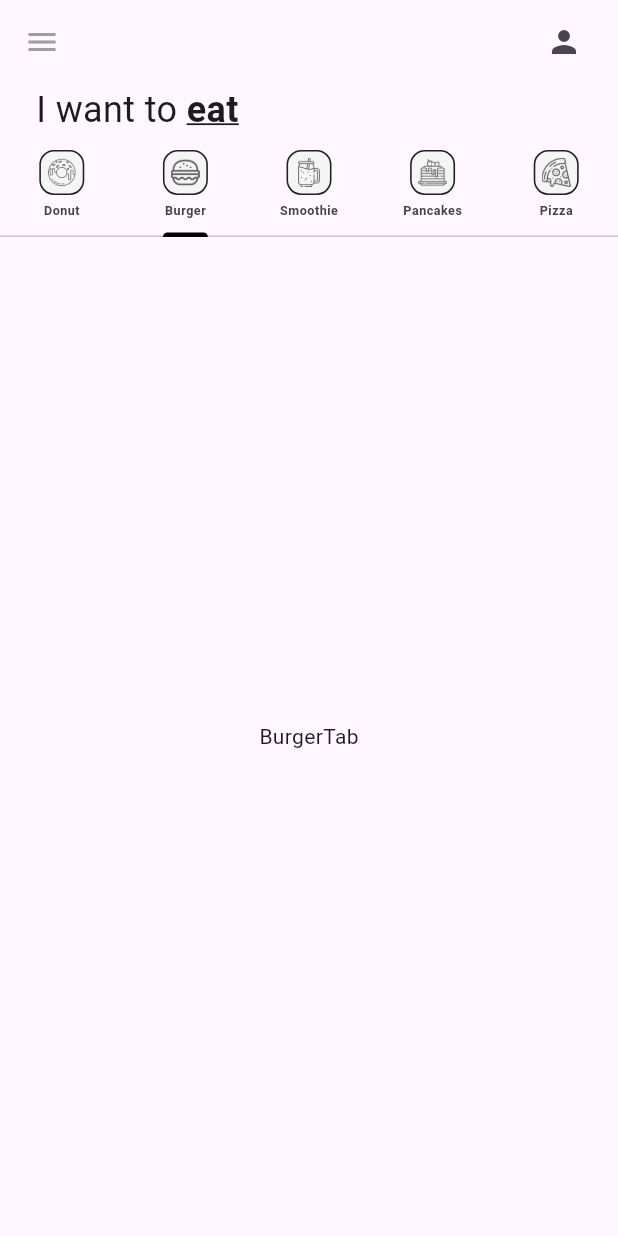
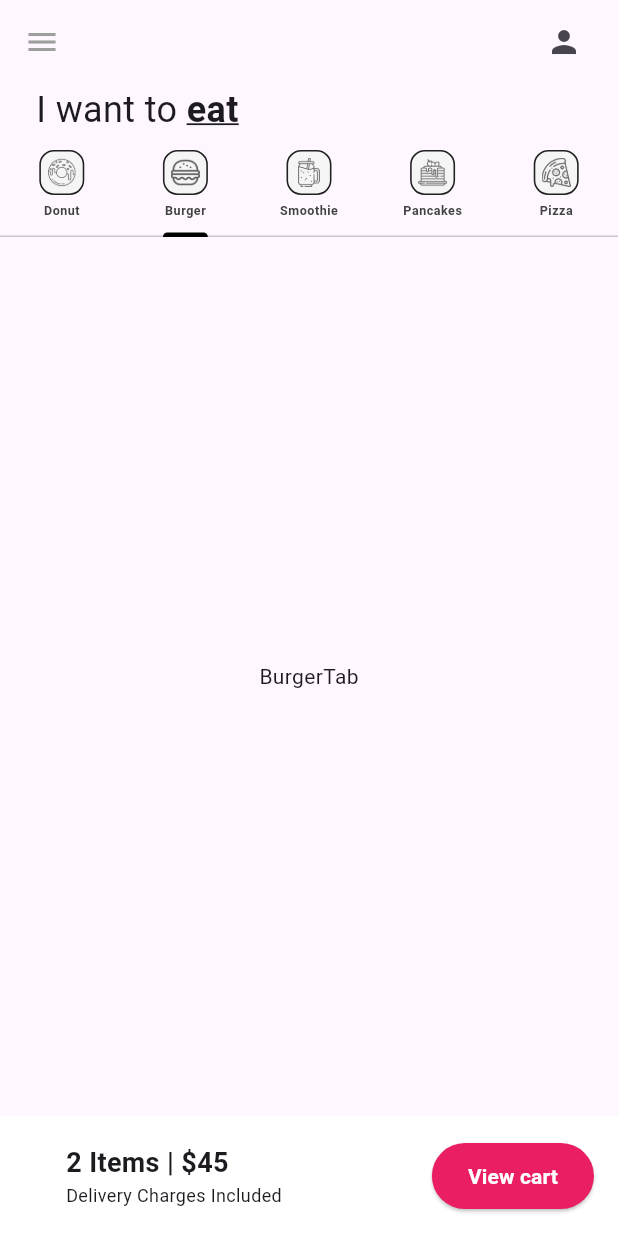
Before and after one commit to LeoOrtizV/donnut_app_8sc, a Flutter app: the screen it shows after launch, tab 2 chosen, on a phone screen of 412 x 824 dp. Run offline on Flutter 3.47's test engine with Material 3 defaults, Android fonts, the phone set to English and light mode, and no system bars.

Commit message:
Shopping cart container added

```diff
--- a/lib/screens/home_page.dart
+++ b/lib/screens/home_page.dart
@@ -89,6 +89,35 @@ class _HomePageState extends State<HomePage> {
             ),
 
             //4. Carrito (Cart)
+            Container(
+              color: Colors.white,
+              padding: EdgeInsets.all(16),
+              child: Row(
+                mainAxisAlignment: MainAxisAlignment.spaceBetween,
+                children: [
+                  Padding(padding: EdgeInsets.only(left:28),
+                  child: Column(
+                    crossAxisAlignment: CrossAxisAlignment.start,
+                    children: [
+                    Text('2 Items | \$45', style: TextStyle(fontSize: 18, fontWeight: FontWeight.bold),),
+                    Text('Delivery Charges Included', style: TextStyle(fontSize: 12),),
+                    ],),
+                  ),
+                  ElevatedButton(
+                    style: ElevatedButton.styleFrom(
+                      backgroundColor: Colors.pink,
+                      padding: EdgeInsets.symmetric(horizontal: 24, vertical: 12),
+                    ),
+                    onPressed: (){}, child: const Text('View cart',
+                    style:
+                    TextStyle(
+                    color: Colors.white,
+                    fontWeight: FontWeight.bold,
+                    ),),
+                  ),
+                ],
+              ),
+            ),
           ],
         ),
       ),
```
